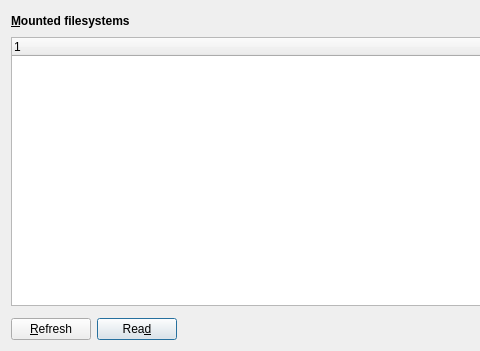
Above: src/filesystems-window.ui from Lithopsian/qt6dirstat before the change; both pictures show x 0 to 480 and y 0 to 351 of the 744 by 351 pixel window. Below: the same form after it.
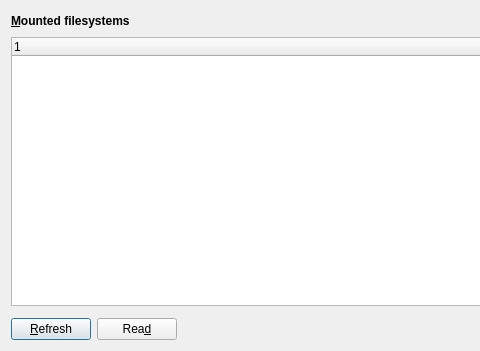
That is the form after the change. Icons and pictures are not drawn.

Commit message: Buttons, focus, and defaults

```diff
--- a/src/filesystems-window.ui
+++ b/src/filesystems-window.ui
@@ -107,9 +107,6 @@
        <property name="text">
         <string>Rea&amp;d</string>
        </property>
-       <property name="default">
-        <bool>true</bool>
-       </property>
       </widget>
      </item>
      <item>
```
Left out of the diff: 1 changed line with no effect on the pictures. The commit also changes 9 other files.
